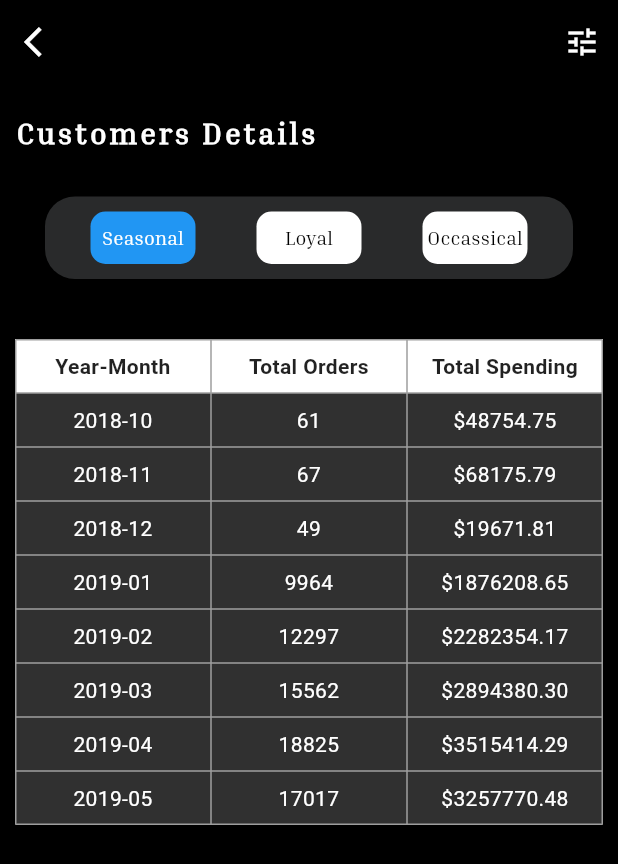
After one commit to ShineWaiYanAung/innovatioProject, a Flutter app: the CustomerSegmentaitonDetail screen opened directly, on a phone screen of 412 x 824 dp. The commit adds this screen. Shown: the top 864 px of the screen. Run offline on Flutter 3.47's test engine with Material 3 defaults, Android fonts, the phone set to English and light mode, and no system bars; our stand-ins replace carousel_slider, csv, curved_navigation_bar, device_preview, file_picker, fl_chart and 3 more.

Commit message:
UpdatingCusDetail

```diff
--- /dev/null
+++ b/lib/features/appBusinessFeatures/pages/subpages/subsubPage/customer_segementaiton_detail.dart
@@ -0,0 +1,212 @@
+import 'package:flutter/material.dart';
+import 'package:innovation_proeject/features/appBusinessFeatures/widgets/Customer_segementaiton_button.dart';
+
+class CustomerSegmentaitonDetail extends StatefulWidget {
+  const CustomerSegmentaitonDetail({super.key});
+
+  @override
+  State<CustomerSegmentaitonDetail> createState() =>
+      _CustomerSegmentaitonDetailState();
+}
+
+class _CustomerSegmentaitonDetailState
+    extends State<CustomerSegmentaitonDetail> {
+  // List of years for the dropdown
+  List<String> years = ['All', '2018', '2019', '2020', '2021', '2022', '2023'];
+  String selectedYear = 'All'; // Default selected option is 'All'
+
+  // Sample data
+  final List<YearMonthData> allData = [
+    YearMonthData(
+        yearMonth: '2018-10', totalOrders: 61, totalSpending: 48754.75),
+    YearMonthData(
+        yearMonth: '2018-11', totalOrders: 67, totalSpending: 68175.79),
+    YearMonthData(
+        yearMonth: '2018-12', totalOrders: 49, totalSpending: 19671.81),
+    YearMonthData(
+        yearMonth: '2019-01', totalOrders: 9964, totalSpending: 1876208.65),
+    YearMonthData(
+        yearMonth: '2019-02', totalOrders: 12297, totalSpending: 2282354.17),
+    YearMonthData(
+        yearMonth: '2019-03', totalOrders: 15562, totalSpending: 2894380.3),
+    YearMonthData(
+        yearMonth: '2019-04', totalOrders: 18825, totalSpending: 3515414.29),
+    YearMonthData(
+        yearMonth: '2019-05', totalOrders: 17017, totalSpending: 3257770.48),
+  ];
+
+  // Filtered data based on the selected year
+  List<YearMonthData> get filteredData {
+    if (selectedYear == 'All') {
+      return allData; // Return all data when 'All' is selected
+    } else {
+      return allData
+          .where((item) => item.yearMonth.startsWith(selectedYear))
+          .toList(); // Filter data based on the selected year
+    }
+  }
+
+  @override
+  Widget build(BuildContext context) {
+    return Scaffold(
+      appBar: AppBar(
+        backgroundColor: Theme.of(context).scaffoldBackgroundColor,
+        leading: IconButton(
+          onPressed: () {
+            Navigator.of(context).pop();
+          },
+          icon: Icon(
+            Icons.arrow_back_ios,
+            color: Colors.white,
+          ),
+        ),
+        actions: [
+          // Icon button with white icon color for dropdown menu
+          IconButton(
+            onPressed: () {
+              // Show dropdown when the button is pressed
+              showMenu(
+                color: Colors.white,
+                context: context,
+                position: RelativeRect.fromLTRB(
+                    300.0, 80.0, 10.0, 0.0), // Position of the dropdown
+                items: [
+                  PopupMenuItem(
+                    // Customizing the PopupMenuItem background and text style
+                    textStyle: TextStyle(color: Colors.white),
+                    value: 'filter',
+                    child: DropdownButton<String>(
+                      dropdownColor:
+                          Colors.white, // Set the dropdown background to black
+                      value: selectedYear,
+                      items: years.map((String year) {
+                        return DropdownMenuItem<String>(
+                          value: year,
+                          child: Text(
+                            year,
+                            style: Theme.of(context)
+                                .textTheme
+                                .titleSmall!
+                                .copyWith(
+                                    color: Colors
+                                        .black), // Set the text color to white
+                          ),
+                        );
+                      }).toList(),
+                      onChanged: (newValue) {
+                        setState(() {
+                          selectedYear = newValue!;
+                        });
+                        Navigator.of(context)
+                            .pop(); // Close the dropdown after selection
+                      },
+                    ),
+                  ),
+                ],
+              );
+            },
+            icon: Icon(Icons.tune,
+                color: Colors.white), // White icon for the button
+          ),
+        ],
+      ),
+      body: Padding(
+        padding: const EdgeInsets.symmetric(horizontal: 10.0),
+        child: ListView(
+          children: [
+            SizedBox(height: 20),
+            Text(
+              "Customers Details",
+              style: Theme.of(context).textTheme.titleLarge,
+            ),
+            SizedBox(
+              height: 30,
+            ),
+            CustomerSegementaitonButton(),
+            SizedBox(height: 40),
+            MyTable(filteredData: filteredData), // Pass filtered data
+          ],
+        ),
+      ),
+    );
+  }
+}
+
+class MyTable extends StatelessWidget {
+  final List<YearMonthData> filteredData;
+
+  const MyTable({Key? key, required this.filteredData}) : super(key: key);
+
+  @override
+  Widget build(BuildContext context) {
+    return Container(
+      color: Colors.black, // Set the background color of the container
+      child: Table(
+        textDirection: TextDirection.ltr, // Left-to-right text direction
+        border: TableBorder.all(color: Colors.grey), // Set the border color
+        children: [
+          // Header Row
+          TableRow(
+            decoration: BoxDecoration(color: Colors.white), // Header background
+            children: [
+              _buildHeaderCell('Year-Month'),
+              _buildHeaderCell('Total Orders'),
+              _buildHeaderCell('Total Spending'),
+            ],
+          ),
+          // Dynamic Data Rows
+          for (var item in filteredData)
+            TableRow(
+              decoration:
+                  BoxDecoration(color: Colors.grey[850]), // Row background
+              children: [
+                _buildDataCell(item.yearMonth),
+                _buildDataCell(item.totalOrders.toString()),
+                _buildDataCell('\$${item.totalSpending.toStringAsFixed(2)}'),
+              ],
+            ),
+        ],
+      ),
+    );
+  }
+
+  // Helper function to build header cell
+  TableCell _buildHeaderCell(String text) {
+    return TableCell(
+      child: Padding(
+        padding: EdgeInsets.symmetric(vertical: 8.0),
+        child: Text(
+          text,
+          textAlign: TextAlign.center,
+          style: TextStyle(fontWeight: FontWeight.bold, color: Colors.black87),
+        ),
+      ),
+    );
+  }
+
+  // Helper function to build data cell
+  TableCell _buildDataCell(String text) {
+    return TableCell(
+      child: Padding(
+        padding: EdgeInsets.all(8.0),
+        child: Text(
+          text,
+          textAlign: TextAlign.center,
+          style: TextStyle(color: Colors.white),
+        ),
+      ),
+    );
+  }
+}
+
+class YearMonthData {
+  final String yearMonth;
+  final int totalOrders;
+  final double totalSpending;
+
+  YearMonthData({
+    required this.yearMonth,
+    required this.totalOrders,
+    required this.totalSpending,
+  });
+}
--- /dev/null
+++ b/lib/features/appBusinessFeatures/widgets/Customer_segementaiton_button.dart
@@ -0,0 +1,75 @@
+
+import 'package:flutter/material.dart';
+class CustomerSegementaitonButton extends StatefulWidget {
+  const CustomerSegementaitonButton({super.key});
+
+  @override
+  State<CustomerSegementaitonButton> createState() => _CustomerSegementaitonButtonState();
+}
+
+class _CustomerSegementaitonButtonState extends State<CustomerSegementaitonButton> {
+  int selectedId = 0;
+
+  @override
+  Widget build(BuildContext context) {
+    final width = MediaQuery.of(context).size.width;
+    final height = MediaQuery.of(context).size.height;
+    return Container(
+      margin: EdgeInsets.symmetric(horizontal: 20),
+      padding: EdgeInsets.all(10),
+      width: width,
+      height: 55,
+      decoration: BoxDecoration(
+        color: Color(0xff292A2B),
+        borderRadius: BorderRadius.circular(20),
+      ),
+      child: Row(
+        mainAxisAlignment: MainAxisAlignment.spaceAround,
+        children: [
+          buildDurationChange(selectedId, 0, context, "Seasonal", () {
+            setState(() {
+              selectedId = 0;
+            });
+          }),
+          buildDurationChange(
+            selectedId,
+            1,
+            context,
+            "Loyal",
+                () {
+              setState(() {
+                selectedId = 1;
+              });
+            },
+          ),
+          buildDurationChange(selectedId, 2, context, "Occassical", () {
+            setState(() {
+              selectedId = 2;
+            });
+          }),
+        ],
+      ),
+    );
+  }
+
+  Widget buildDurationChange(int selectedID, int idColorChange,
+      BuildContext context, String title, VoidCallback onTap) {
+    return InkWell(
+      onTap: onTap,
+      child: Container(
+        alignment: Alignment.center,
+        width: 70,
+        decoration: BoxDecoration(
+          color: selectedID == idColorChange ? Colors.blue : Colors.white,
+          borderRadius: BorderRadius.circular(10),
+        ),
+        child: Text(
+          title,
+          style: Theme.of(context).textTheme.titleMedium?.copyWith(
+              color: selectedID == idColorChange ? Colors.white : Colors.black,
+              fontSize: 13),
+        ),
+      ),
+    );
+  }
+}
--- a/lib/main.dart
+++ b/lib/main.dart
@@ -56,7 +56,8 @@ class MyApp extends StatelessWidget {
           colorScheme: ColorScheme.fromSeed(seedColor: Colors.deepPurple),
           useMaterial3: true,
         ),
-        home:LoginView(),)
+        home: ScreenFactory.getPlatformScreen(Theme.of(context).platform)
+            .build(context),)
     );
   }
 }
--- a/pubspec.yaml
+++ b/pubspec.yaml
@@ -46,6 +46,7 @@ dependencies:
   smooth_page_indicator: ^1.2.0+3
   lottie: ^3.3.0
   http: ^1.2.2
+  carousel_slider: ^5.0.0
   file_picker: ^8.1.6
 
 
@@ -78,6 +79,9 @@ flutter:
     - onBoardingScreen/page3.json
     - onBoardingScreen/page2.json
     - onBoardingScreen/login.json
+    - adsImages/kfcads.jpg
+    - adsImages/savsumg.jpg
+    - adsImages/sneaker.jpg
 
   # An image asset can refer to one or more resolution-specific "variants", see
   # https://flutter.dev/to/resolution-aware-images
```
Also changed, not shown: lib/features/appBusinessFeatures/pages/subpages/customer_segementation.dart (+45 -14 lines), lib/features/appBusinessFeatures/pages/subpages/dash_board.dart (+38 -5 lines), adsImages/kfcads.jpg (added), adsImages/savsumg.jpg (added), adsImages/sneaker.jpg (added), pubspec.lock.
